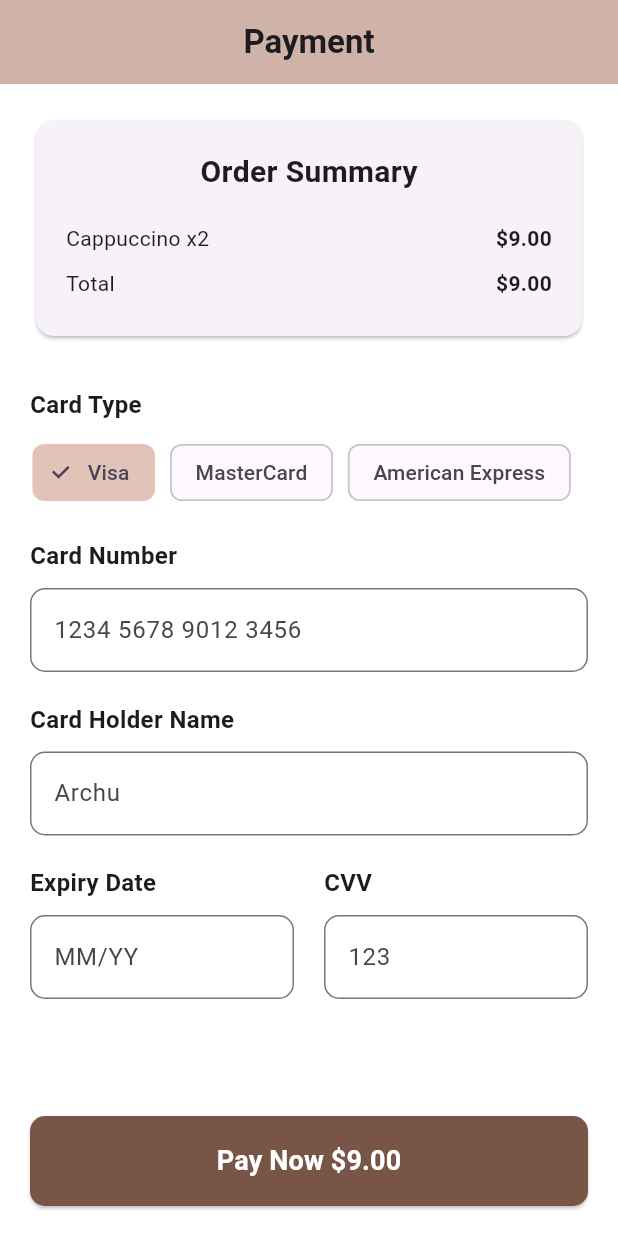
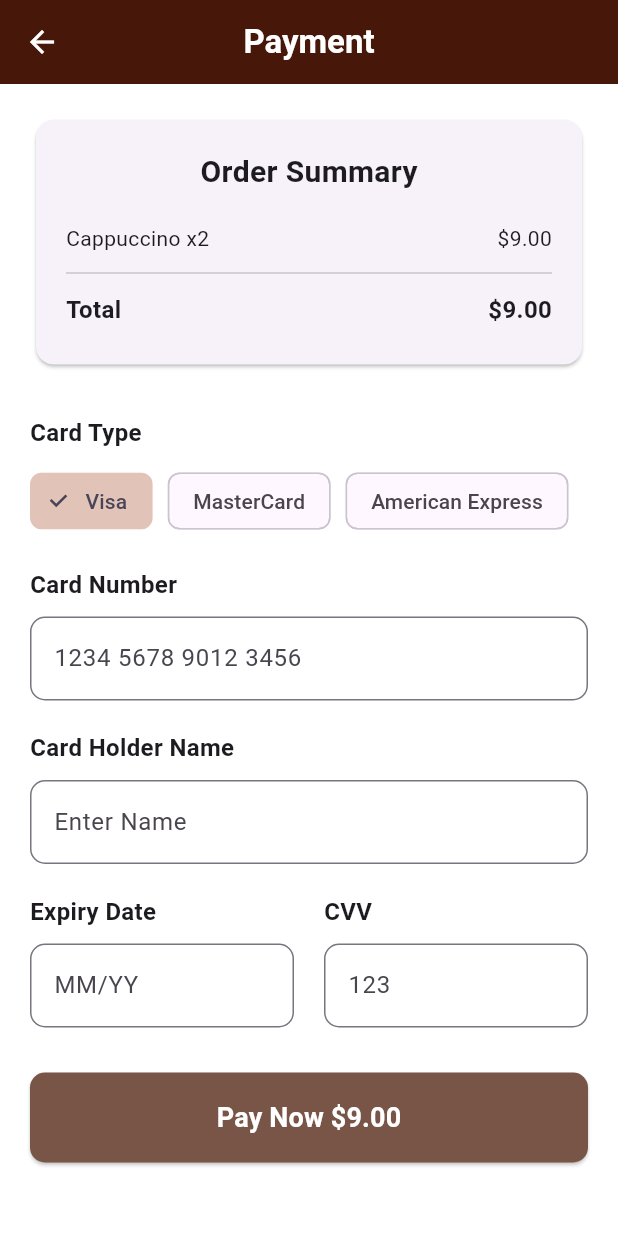
Before and after one commit to NadhiraIllyas/coffee-shop-flutter-app, a Flutter app: the PaymentScreen screen opened directly, on a phone screen of 412 x 824 dp. Run offline on Flutter 3.47's test engine with Material 3 defaults, Android fonts, the phone set to English and light mode, and no system bars; network calls fail.

Commit message:
SEU/IS/20/ICT/019 - Page navigation completed

```diff
--- a/lib/screens/payment.dart
+++ b/lib/screens/payment.dart
@@ -1,20 +1,5 @@
 import 'package:flutter/material.dart';
-
-void main() {
-  runApp(const MyApp());
-}
-
-class MyApp extends StatelessWidget {
-  const MyApp({super.key});
-
-  @override
-  Widget build(BuildContext context) {
-    return MaterialApp(
-      title: 'Coffee Shop',
-      home: const PaymentScreen(),
-    );
-  }
-}
+import 'home_screen.dart';
 
 class PaymentScreen extends StatefulWidget {
   const PaymentScreen({super.key});
@@ -34,13 +19,21 @@ class _PaymentScreenState extends State<PaymentScreen> {
       appBar: AppBar(
         title: const Text(
           'Payment',
-          style: TextStyle(fontWeight: FontWeight.bold),
+          style: TextStyle(fontWeight: FontWeight.bold, color: Colors.white),
         ),
-        backgroundColor: const Color.fromARGB(255, 207, 178, 168),
+        backgroundColor: const Color.fromARGB(255, 71, 24, 9),
+        leading: IconButton(
+          onPressed: () {
+            Navigator.pop(context);
+          },
+          icon: const Icon(Icons.arrow_back, color: Colors.white),
         ),
-      body: Padding(
+      ),
+      body: SingleChildScrollView(
+        child: Padding(
           padding: const EdgeInsets.all(20),
           child: Column(
+            crossAxisAlignment: CrossAxisAlignment.start,
             children: [
               // Order Summary
               Card(
@@ -54,7 +47,8 @@ class _PaymentScreenState extends State<PaymentScreen> {
                       ),
                       const SizedBox(height: 15),
                       _buildOrderItem('Cappuccino x2', '\$9.00'),
-                    _buildOrderItem('Total', '\$9.00'),
+                      const Divider(),
+                      _buildOrderItem('Total', '\$9.00', isTotal: true),
                     ],
                   ),
                 ),
@@ -63,12 +57,9 @@ class _PaymentScreenState extends State<PaymentScreen> {
               const SizedBox(height: 30),
 
               // Card Type
-            const Align(
-              alignment: Alignment.centerLeft,
-              child: Text(
+              const Text(
                 'Card Type',
                 style: TextStyle(fontSize: 16, fontWeight: FontWeight.w600),
-              ),
               ),
               const SizedBox(height: 10),
               SingleChildScrollView(
@@ -95,12 +86,9 @@ class _PaymentScreenState extends State<PaymentScreen> {
               const SizedBox(height: 20),
 
               // Card Number
-            const Align(
-              alignment: Alignment.centerLeft,
-              child: Text(
+              const Text(
                 'Card Number',
                 style: TextStyle(fontSize: 16, fontWeight: FontWeight.w600),
-              ),
               ),
               const SizedBox(height: 10),
               TextField(
@@ -116,17 +104,14 @@ class _PaymentScreenState extends State<PaymentScreen> {
               const SizedBox(height: 20),
 
               // Card Holder
-            const Align(
-              alignment: Alignment.centerLeft,
-              child: Text(
+              const Text(
                 'Card Holder Name',
                 style: TextStyle(fontSize: 16, fontWeight: FontWeight.w600),
-              ),
               ),
               const SizedBox(height: 10),
               TextField(
                 decoration: InputDecoration(
-                hintText: 'Archu',
+                  hintText: 'Enter Name',
                   border: OutlineInputBorder(
                     borderRadius: BorderRadius.circular(10),
                   ),
@@ -184,7 +169,7 @@ class _PaymentScreenState extends State<PaymentScreen> {
                 ],
               ),
 
-            const Spacer(),
+              const SizedBox(height: 30),
 
               // Pay Button
               SizedBox(
@@ -199,7 +184,13 @@ class _PaymentScreenState extends State<PaymentScreen> {
                         content: const Text('Your payment has been processed!'),
                         actions: [
                           TextButton(
-                          onPressed: () => Navigator.pop(context),
+                            onPressed: () {
+                              Navigator.pop(context); // Close dialog
+                              Navigator.pushReplacement(
+                                context,
+                                MaterialPageRoute(builder: (context) => const HomeScreen()),
+                              );
+                            },
                             child: const Text('OK'),
                           ),
                         ],
@@ -218,20 +209,35 @@ class _PaymentScreenState extends State<PaymentScreen> {
                   ),
                 ),
               ),
+
+              const SizedBox(height: 20),
             ],
+          ),
         ),
       ),
     );
   }
 
-  Widget _buildOrderItem(String name, String price) {
+  Widget _buildOrderItem(String name, String price, {bool isTotal = false}) {
     return Padding(
       padding: const EdgeInsets.symmetric(vertical: 5),
       child: Row(
         mainAxisAlignment: MainAxisAlignment.spaceBetween,
         children: [
-          Text(name),
-          Text(price, style: const TextStyle(fontWeight: FontWeight.bold)),
+          Text(
+            name,
+            style: TextStyle(
+              fontWeight: isTotal ? FontWeight.bold : FontWeight.normal,
+              fontSize: isTotal ? 16 : 14,
+            ),
+          ),
+          Text(
+            price,
+            style: TextStyle(
+              fontWeight: isTotal ? FontWeight.bold : FontWeight.normal,
+              fontSize: isTotal ? 16 : 14,
+            ),
+          ),
         ],
       ),
     );
```
Also changed, not shown: lib/main.dart (+5 -2 lines), lib/screens/cart_screen.dart (+8 -4 lines), lib/screens/home_screen.dart (+20 -5 lines), lib/screens/login_screen.dart (+25 -3 lines), lib/screens/profile_screen.dart (+27 -25 lines), lib/screens/signup.dart (+15 -22 lines), lib/screens/splashscreen.dart (+3 -35 lines). Lines whose indentation alone changed are shown as unchanged.
